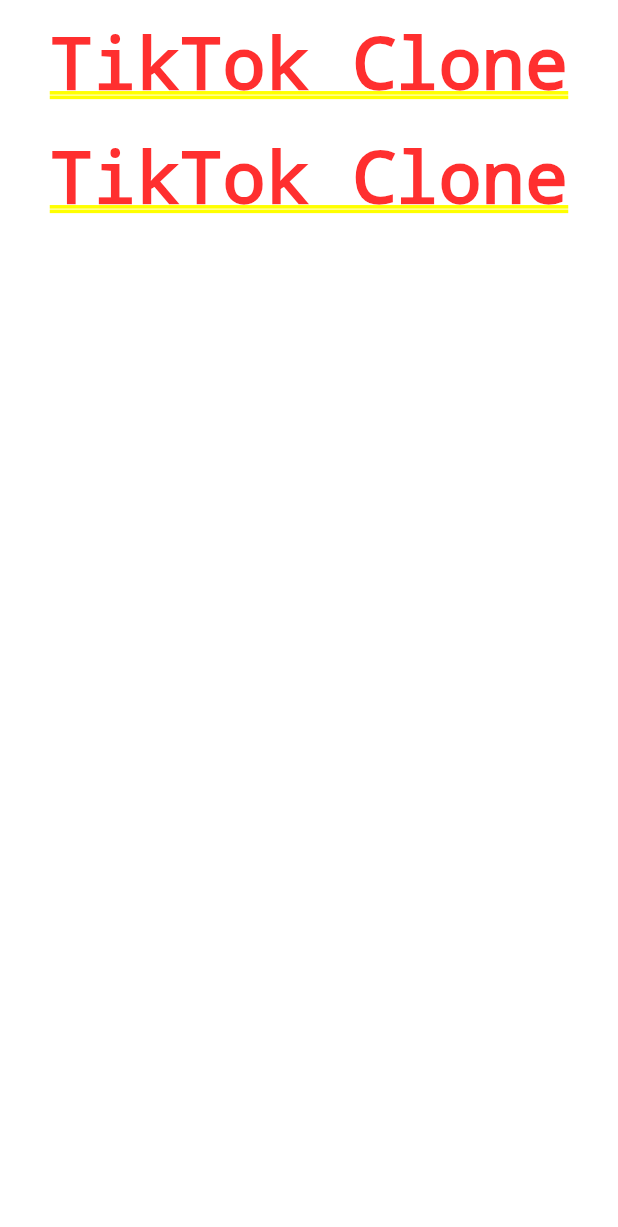
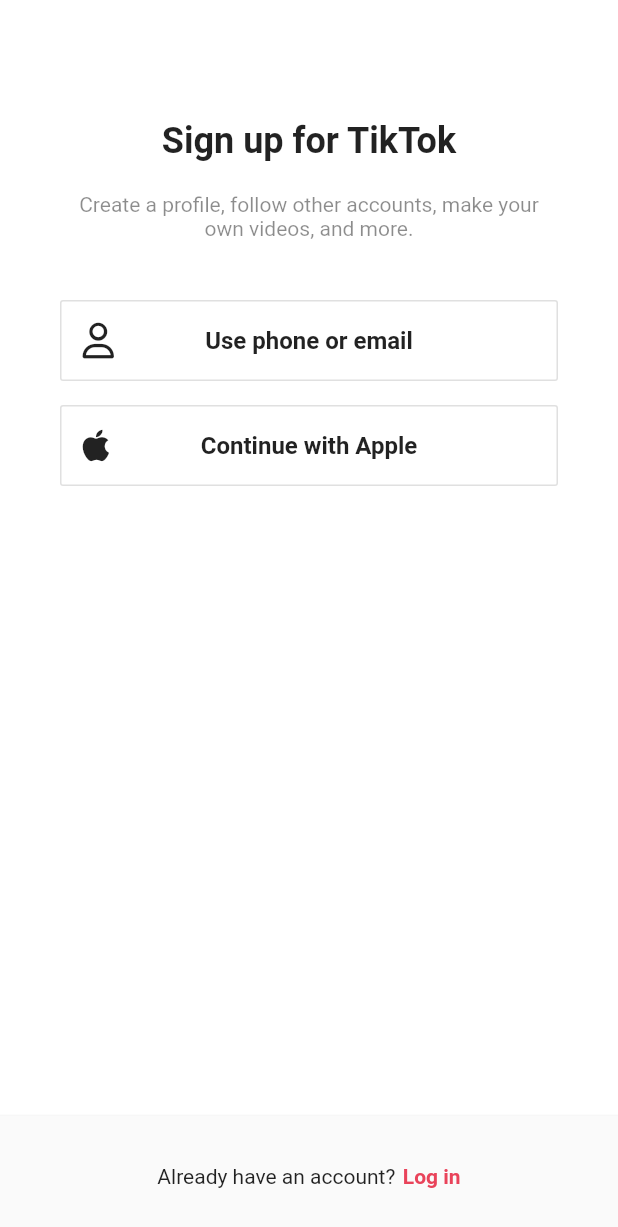
Before and after one commit to jaeyoung-kwon/flutter_prac, a Flutter app: the screen it shows after launch, on a phone screen of 412 x 824 dp. Shown: the top 1227 px of the screen. Run offline on Flutter 3.47's test engine with Material 2 defaults, Android fonts, the phone set to English and light mode, and no system bars; our stand-ins replace font_awesome_flutter.

```diff
--- /dev/null
+++ b/lib/features/authentication/sign_up_screen.dart
@@ -0,0 +1,89 @@
+import 'package:flutter/material.dart';
+import 'package:font_awesome_flutter/font_awesome_flutter.dart';
+import 'package:tiktok_flutter/contants/gaps.dart';
+import 'package:tiktok_flutter/contants/sizes.dart';
+import 'package:tiktok_flutter/features/authentication/email_screen.dart';
+import 'package:tiktok_flutter/features/authentication/login_screen.dart';
+import 'package:tiktok_flutter/features/authentication/widgets/auth_button.dart';
+
+class SignUpScreen extends StatelessWidget {
+  const SignUpScreen({super.key});
+
+  void _onLoginTap(BuildContext context) {
+    Navigator.of(context).push(MaterialPageRoute(
+      builder: (context) => const LoginScreen(),
+    ));
+  }
+
+  void _onEmailTap(BuildContext context) {
+    Navigator.of(context).push(MaterialPageRoute(
+      builder: (context) => const EmailScreen(),
+    ));
+  }
+
+  @override
+  Widget build(BuildContext context) {
+    return Scaffold(
+      body: const SafeArea(
+        child: Padding(
+          padding: EdgeInsets.symmetric(horizontal: Sizes.size40),
+          child: Column(
+            children: [
+              Gaps.v80,
+              Text("Sign up for TikTok",
+                  style: TextStyle(
+                    fontSize: Sizes.size24,
+                    fontWeight: FontWeight.bold,
+                  )),
+              Gaps.v20,
+              Text(
+                "Create a profile, follow other accounts, make your own videos, and more.",
+                textAlign: TextAlign.center,
+                style: TextStyle(
+                  fontSize: Sizes.size14,
+                  color: Colors.black45,
+                ),
+              ),
+              Gaps.v40,
+              AuthButton(
+                icon: FaIcon(FontAwesomeIcons.user),
+                text: "Use phone or email",
+              ),
+              Gaps.v16,
+              AuthButton(
+                icon: FaIcon(FontAwesomeIcons.apple),
+                text: "Continue with Apple",
+              ),
+            ],
+          ),
+        ),
+      ),
+      bottomNavigationBar: BottomAppBar(
+        color: Colors.grey.shade50,
+        elevation: 2,
+        child: Padding(
+          padding: const EdgeInsets.symmetric(vertical: Sizes.size32),
+          child: Row(
+            mainAxisAlignment: MainAxisAlignment.center,
+            children: [
+              const Text(
+                "Already have an account?",
+              ),
+              Gaps.h5,
+              GestureDetector(
+                onTap: () => _onLoginTap(context),
+                child: Text(
+                  "Log in",
+                  style: TextStyle(
+                    color: Theme.of(context).primaryColor,
+                    fontWeight: FontWeight.w600,
+                  ),
+                ),
+              ),
+            ],
+          ),
+        ),
+      ),
+    );
+  }
+}
--- /dev/null
+++ b/lib/features/authentication/widgets/auth_button.dart
@@ -0,0 +1,50 @@
+import 'package:flutter/material.dart';
+import 'package:font_awesome_flutter/font_awesome_flutter.dart';
+import 'package:tiktok_flutter/contants/sizes.dart';
+
+class AuthButton extends StatelessWidget {
+  final FaIcon icon;
+  final String text;
+
+  const AuthButton({
+    super.key,
+    required this.icon,
+    required this.text,
+  });
+
+  @override
+  Widget build(BuildContext context) {
+    return FractionallySizedBox(
+      widthFactor: 1,
+      child: Container(
+        padding: const EdgeInsets.all(
+          Sizes.size14,
+        ),
+        decoration: BoxDecoration(
+          border: Border.all(
+            color: Colors.grey.shade300,
+            width: Sizes.size1,
+          ),
+          borderRadius: BorderRadius.circular(2),
+        ),
+        child: Stack(
+          alignment: Alignment.center,
+          children: [
+            Align(
+              alignment: Alignment.centerLeft,
+              child: icon,
+            ),
+            Text(
+              text,
+              style: const TextStyle(
+                fontSize: Sizes.size16,
+                fontWeight: FontWeight.w600,
+              ),
+              textAlign: TextAlign.center,
+            ),
+          ],
+        ),
+      ),
+    );
+  }
+}
--- a/lib/main.dart
+++ b/lib/main.dart
@@ -1,6 +1,5 @@
 import 'package:flutter/material.dart';
-import 'package:tiktok_flutter/contants/gaps.dart';
-import 'package:tiktok_flutter/contants/sizes.dart';
+import 'package:tiktok_flutter/features/authentication/sign_up_screen.dart';
 
 void main() {
   runApp(const TikTokApp());
@@ -14,19 +13,11 @@ class TikTokApp extends StatelessWidget {
   Widget build(BuildContext context) {
     return MaterialApp(
       title: 'TikTok Clone',
-      theme: ThemeData(primaryColor: const Color(0xFFE9435A)),
-      home: Padding(
-        padding: const EdgeInsets.all(Sizes.size14),
-        child: Container(
-          child: const Column(
-            children: [
-              Text("TikTok Clone"),
-              Gaps.v20,
-              Text("TikTok Clone"),
-            ],
-          ),
-        ),
+      theme: ThemeData(
+        scaffoldBackgroundColor: Colors.white,
+        primaryColor: const Color(0xFFE9435A),
       ),
+      home: const SignUpScreen(),
     );
   }
 }
--- a/pubspec.yaml
+++ b/pubspec.yaml
@@ -35,6 +35,7 @@ dependencies:
   # The following adds the Cupertino Icons font to your application.
   # Use with the CupertinoIcons class for iOS style icons.
   cupertino_icons: ^1.0.2
+  font_awesome_flutter: ^10.3.0
 
 dev_dependencies:
   flutter_test:
```
Also changed, not shown: lib/features/authentication/login_screen.dart (added, +81 -0 lines), pubspec.lock, 1 other file.
